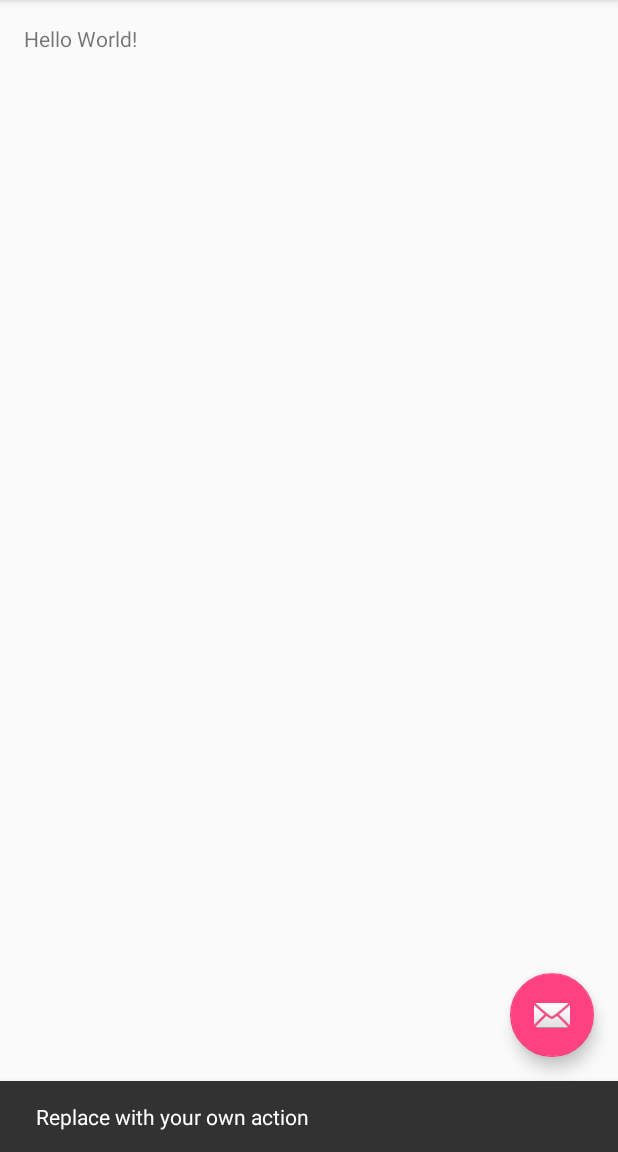
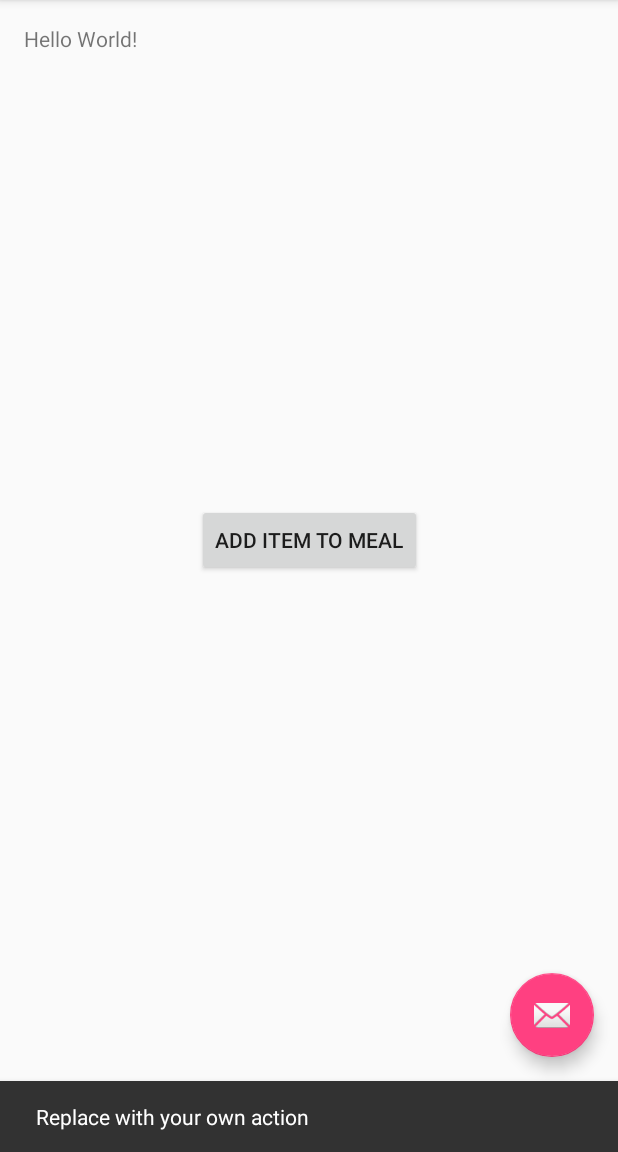
Before and after one commit to tegster/NutriFit, an Android app: the screen it shows after launch (MainActivity), after a tap on an icon or button, on a phone screen of 412 x 824 dp, the part 84-1236 px from its top. Run offline under Robolectric (Android 15) with nearby library versions, the phone set to English and light mode, and no system bars.

Commit message:
created add item to meal activity

```diff
--- a/Source/app/src/main/AndroidManifest.xml
+++ b/Source/app/src/main/AndroidManifest.xml
@@ -18,6 +18,11 @@
                 <category android:name="android.intent.category.LAUNCHER" />
             </intent-filter>
         </activity>
+        <activity
+            android:name=".addItemToMeal"
+            android:label="@string/app_name"
+            android:theme="@style/AppTheme.NoActionBar" />
+
     </application>
 
 </manifest>
--- a/Source/app/src/main/java/fitness/cs115/a115fitnessapp/MainActivity.java
+++ b/Source/app/src/main/java/fitness/cs115/a115fitnessapp/MainActivity.java
@@ -1,5 +1,6 @@
 package fitness.cs115.a115fitnessapp;
 
+import android.content.Intent;
 import android.os.Bundle;
 import android.support.design.widget.FloatingActionButton;
 import android.support.design.widget.Snackbar;
@@ -8,6 +9,7 @@
 import android.view.View;
 import android.view.Menu;
 import android.view.MenuItem;
+import android.widget.Button;
 
 public class MainActivity extends AppCompatActivity {
 
@@ -26,6 +28,19 @@
                         .setAction("Action", null).show();
             }
         });
+
+
+
+
+        Button button = (Button) findViewById(R.id.meal);
+        button.setOnClickListener(new Button.OnClickListener() {
+            @Override
+            public void onClick(View view) {
+                Intent intent = new Intent(MainActivity.this, addItemToMeal.class);
+                startActivity(intent);
+            }
+        });
+
     }
 
     @Override
--- a/Source/app/src/main/res/layout/activity_main.xml
+++ b/Source/app/src/main/res/layout/activity_main.xml
@@ -21,7 +21,8 @@
 
     </android.support.design.widget.AppBarLayout>
 
-    <include layout="@layout/content_main" />
+    <include layout="@layout/content_main"
+        android:id="@+id/include" />
 
     <android.support.design.widget.FloatingActionButton
         android:id="@+id/fab"
@@ -31,4 +32,13 @@
         android:layout_margin="@dimen/fab_margin"
         app:srcCompat="@android:drawable/ic_dialog_email" />
 
+    <Button
+        android:text="Add item to meal"
+        android:layout_width="wrap_content"
+        android:layout_height="wrap_content"
+        android:id="@+id/meal"
+        app:layout_anchor="@+id/include"
+        app:layout_anchorGravity="center_vertical|center_horizontal"
+        android:layout_gravity="top|center_horizontal" />
+
 </android.support.design.widget.CoordinatorLayout>
```
Also changed, not shown: source/app/src/main/java/fitness/cs115/a115fitnessapp/addItemToMeal.java (added, +18 -0 lines), source/app/src/main/res/layout/add_item_to_meal.xml (added, +14 -0 lines).
